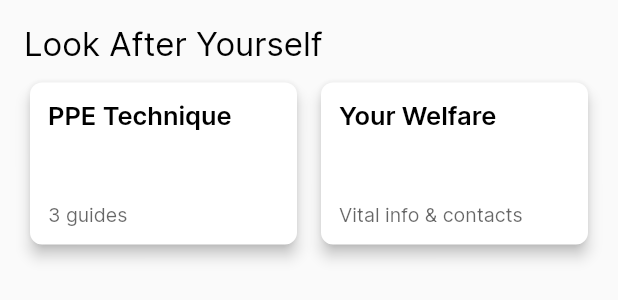
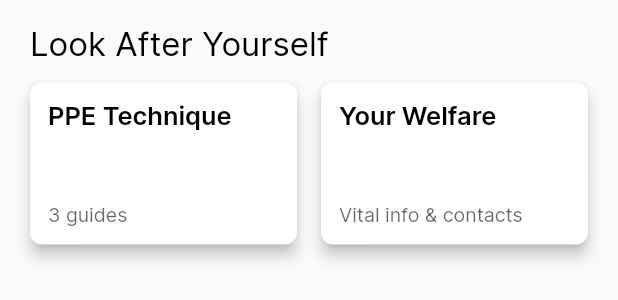
Before and after one commit to Western-Health-Covid19-Collaboration/wh_covid19_app, a Flutter app: the CardContainer widget shown alone on an empty page, opened directly, on a phone screen of 412 x 824 dp. Shown: the top 300 px of the screen. Run offline on Flutter 3.47's test engine with Material 2 defaults, Android fonts, the phone set to English and light mode, and no system bars; our stand-ins replace chewie, flutter_svg, flutter_widget_from_html, package_info, photo_view, shared_preferences and 1 more; missing offline and left inert: matrix_gesture_detector; accounts and stored records are empty; statements that could not run were skipped; project files that could hold a hidden picture were left out.

Commit message:
Fixed header card container padding #155

```diff
--- a/lib/view/home_page.dart
+++ b/lib/view/home_page.dart
@@ -24,8 +24,8 @@ class _HomePageState extends State<HomePage> {
       'assets/images/main_header.svg',
       width: width,
       fit: BoxFit.fill,
-      alignment: Alignment.topCenter,
     );
+
     return Container(
       width: width,
       child: mainHeader,
--- a/lib/widget/card_container.dart
+++ b/lib/widget/card_container.dart
@@ -6,6 +6,7 @@ import 'reusable_card.dart';
 class CardContainer extends StatelessWidget {
   static const double _outerPadding = 16;
   static const double _innerPadding = 8;
+  static const double _headerPadding = 4;
 
   /// Title for the container
   final String title;
@@ -18,10 +19,13 @@ class CardContainer extends StatelessWidget {
   @override
   Widget build(BuildContext context) {
     final containerHeading = title != null
-        ? Text(
-            title,
-            style: Styles.cardContainerTextStyle,
-          )
+        ? Padding(
+          padding: const EdgeInsets.only(left: _headerPadding),
+          child: Text(
+              title,
+              style: Styles.cardContainerTextStyle,
+            ),
+        )
         : Container();
 
     return Padding(
```
